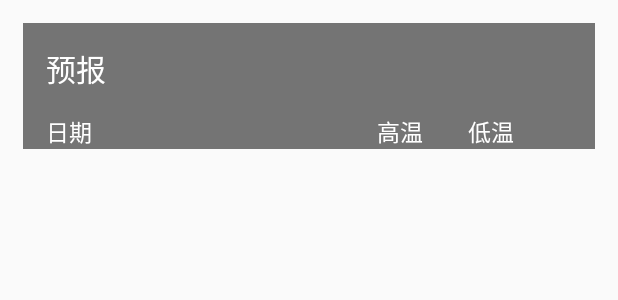
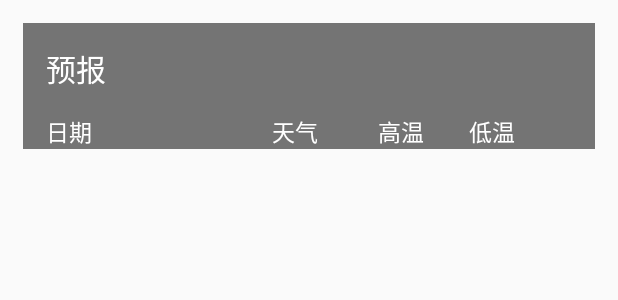
Before and after one commit to zjwzzxq/coolweather, an Android app: the layout forecast.xml on its own in the app's theme, with its tools: preview values and no code run, on a phone screen of 412 x 824 dp. Shown: the top 300 px of the screen. Run offline under Robolectric (Android 15) with nearby library versions, the phone set to English and light mode, and no system bars.

```diff
--- a/app/src/main/java/com/coolweather/android/WeatherActivity.java
+++ b/app/src/main/java/com/coolweather/android/WeatherActivity.java
@@ -1,5 +1,6 @@
 package com.coolweather.android;
 
+import android.content.Intent;
 import android.content.SharedPreferences;
 import android.graphics.Color;
 import android.os.Build;
@@ -22,6 +23,7 @@ import android.widget.Toast;
 import com.bumptech.glide.Glide;
 import com.coolweather.android.gson.Forecast;
 import com.coolweather.android.gson.Weather;
+import com.coolweather.android.service.AutoUpdateService;
 import com.coolweather.android.util.HttpUtil;
 import com.coolweather.android.util.Utility;
 import com.google.gson.annotations.SerializedName;
@@ -227,6 +229,8 @@ public class WeatherActivity extends AppCompatActivity {
         carWashText.setText(carWash);
         sportText.setText(sport);
         weatherLayout.setVisibility(View.VISIBLE);
+        Intent intent=new Intent(this, AutoUpdateService.class);
+        startService(intent);
     }
 
 }
--- a/app/src/main/java/com/coolweather/android/gson/Forecast.java
+++ b/app/src/main/java/com/coolweather/android/gson/Forecast.java
@@ -13,7 +13,7 @@ public class Forecast {
     @SerializedName("tmp")
     public Temperature temperature;
     @SerializedName("cond")
-    public Now.More more;
+    public More more;
     public class Temperature{
         public String max;
         public String min;
--- a/app/src/main/res/layout/forecast.xml
+++ b/app/src/main/res/layout/forecast.xml
@@ -28,7 +28,16 @@
         <TextView
             android:layout_width="wrap_content"
             android:layout_height="wrap_content"
-            android:layout_marginLeft="190dp"
+            android:layout_marginLeft="120dp"
+            android:layout_marginTop="15dp"
+            android:text="天气"
+            android:textColor="#fff"
+            android:textSize="15sp"/>
+
+        <TextView
+            android:layout_width="wrap_content"
+            android:layout_height="wrap_content"
+            android:layout_marginLeft="40dp"
             android:layout_marginTop="15dp"
             android:text="高温"
             android:textColor="#fff"
--- a/app/src/main/res/values/strings.xml
+++ b/app/src/main/res/values/strings.xml
@@ -1,3 +1,3 @@
 <resources>
-    <string name="app_name">CoolWeather</string>
+    <string name="app_name">酷欧天气</string>
 </resources>
```
Also changed, not shown: app/src/main/AndroidManifest.xml (+8 -2 lines), app/src/main/java/com/coolweather/android/service/AutoUpdateService.java (added, +85 -0 lines), app/src/main/res/mipmap-hdpi/logo.jpg (added).
